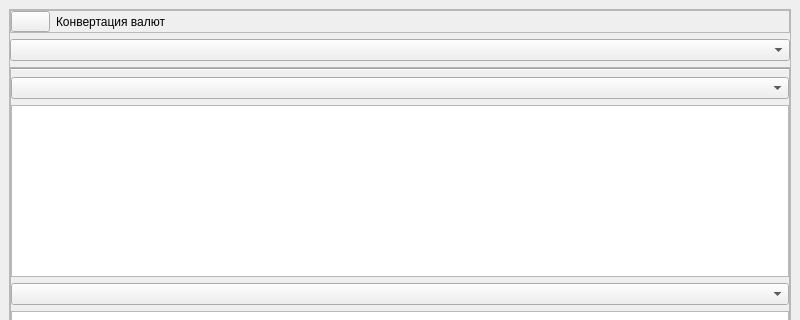
Above: Calculator/Value/valuewindow.ui from tqqqqt/SimpleCalculator before the change; both pictures show x 0 to 800 and y 0 to 320 of the 800 by 600 pixel window. Below: the same form after it.
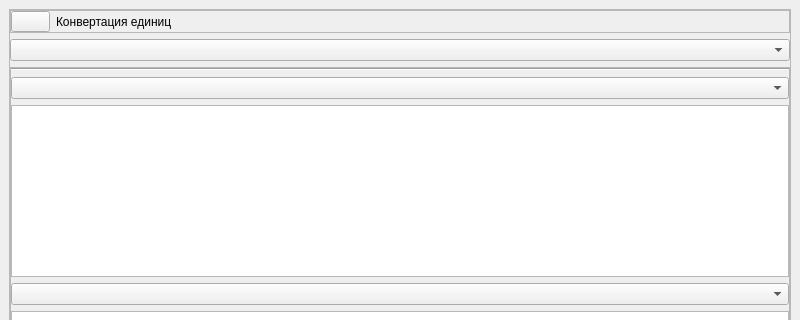
That is the form after the change.

Commit message: fix tag name

```diff
--- a/Calculator/Value/valuewindow.ui
+++ b/Calculator/Value/valuewindow.ui
@@ -77,7 +77,7 @@
              </font>
             </property>
             <property name="text">
-             <string>Конвертация валют</string>
+             <string>Конвертация единиц</string>
             </property>
            </widget>
           </item>
```
Left out of the diff: 24 changed lines with no effect on the pictures.
